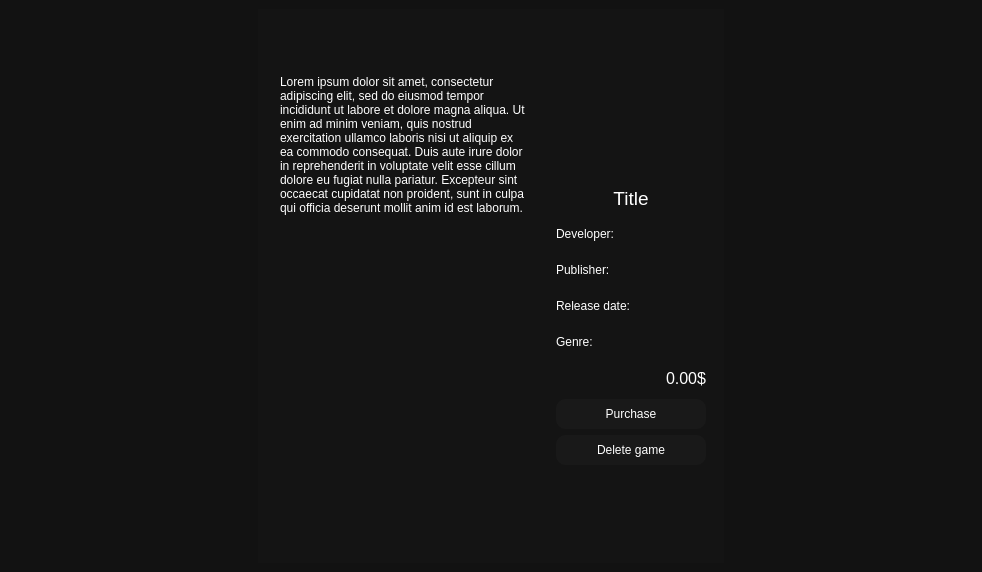
First picture: the form in Foxlike/gamewindow.ui, repository Lekantrop-gd/CourseProject, before the edit.
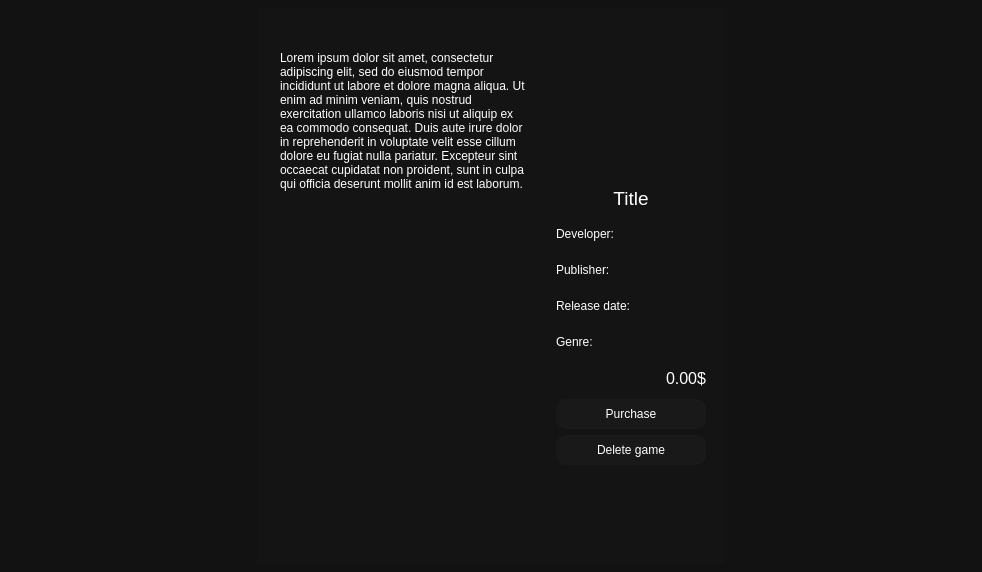
Second picture: the form after the edit. Icons and pictures are not drawn.

Patch:
```diff
--- a/Foxlike/gamewindow.ui
+++ b/Foxlike/gamewindow.ui
@@ -60,11 +60,6 @@
             </property>
            </widget>
           </item>
-          <item>
-           <widget class="QWidget" name="ImageSlideButtons" native="true">
-            <layout class="QHBoxLayout" name="horizontalLayout_2"/>
-           </widget>
-          </item>
           <item>
            <widget class="QTextBrowser" name="descriptionTextBrowser">
             <property name="styleSheet">
```
